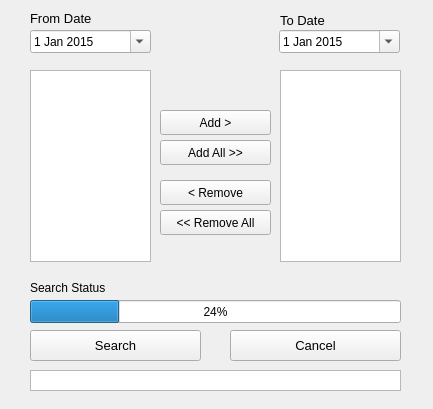
Above: ui/date_picker.ui from RickyCartner/WUnderground before the change. Below: the same form after it.
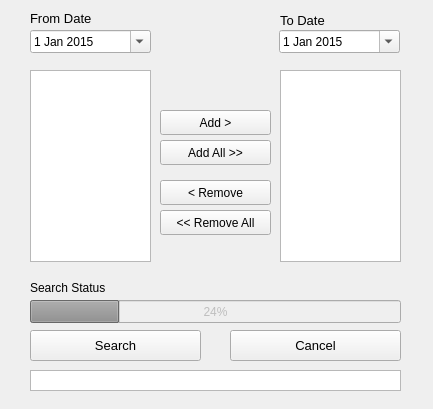
That is the form after the change.

```diff
--- a/ui/date_picker.ui
+++ b/ui/date_picker.ui
@@ -168,6 +168,12 @@
    </property>
   </widget>
   <widget class="QProgressBar" name="progressBar">
+   <property name="visible">
+    <bool>false</bool>
+   </property>
+   <property name="enabled">
+    <bool>false</bool>
+   </property>
    <property name="geometry">
     <rect>
      <x>30</x>
@@ -179,6 +185,15 @@
    <property name="value">
     <number>24</number>
    </property>
+   <property name="textVisible">
+    <bool>true</bool>
+   </property>
+   <property name="invertedAppearance">
+    <bool>false</bool>
+   </property>
+   <property name="textDirection">
+    <enum>QProgressBar::TopToBottom</enum>
+   </property>
   </widget>
   <widget class="QPushButton" name="btnAdd">
    <property name="geometry">
```
Left out of the diff: 19 changed lines with no effect on the pictures.
